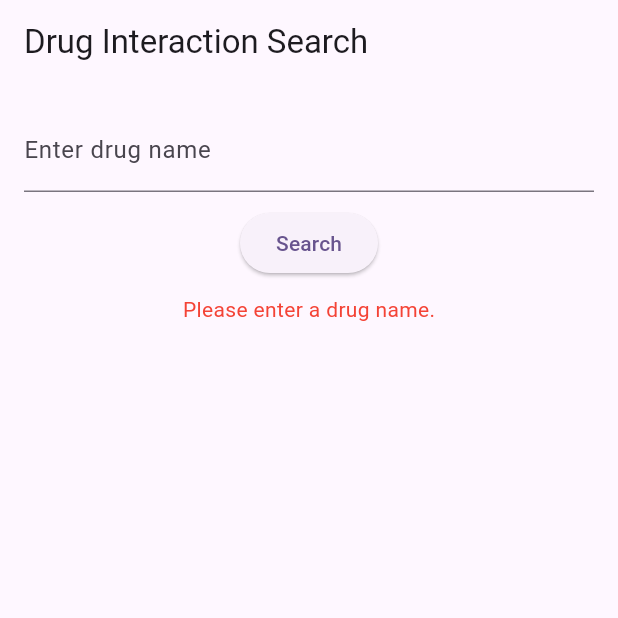
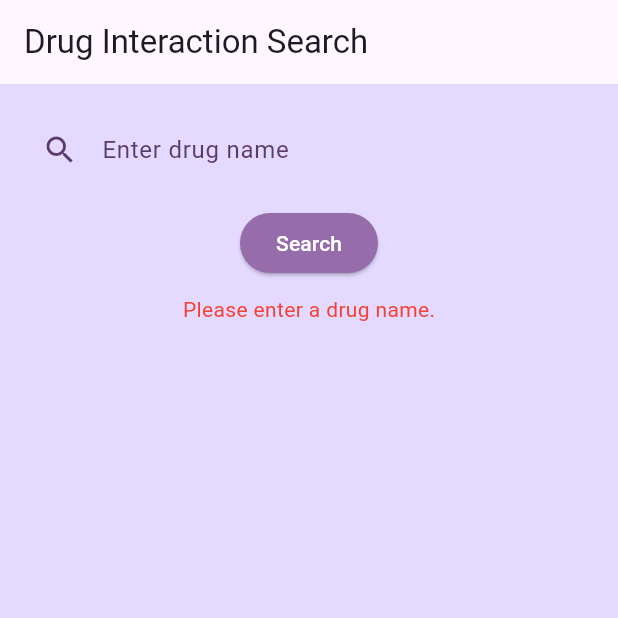
Before and after one commit to lolasanchezz/drugapp, a Flutter app: the screen it shows after launch, after a tap on "Search", on a phone screen of 412 x 824 dp, the top half of it. Run offline on Flutter 3.47's test engine with Material 3 defaults, Android fonts, the phone set to English and light mode, and no system bars; missing offline and left inert: google_gemini.

Commit message:
main: color background

```diff
--- a/lib/main.dart
+++ b/lib/main.dart
@@ -3,7 +3,6 @@
 import 'dart:convert';
 import 'package:google_gemini/google_gemini.dart';
 import 'package:collection/collection.dart';
-import 'package:flutter/material.dart';
 
 void main() {
   runApp(const MyApp());
@@ -17,7 +16,11 @@
     return MaterialApp(
       title: 'Drug Interaction App',
       theme: ThemeData(
-        colorScheme: ColorScheme.fromSeed(seedColor: Colors.deepPurple),
+        scaffoldBackgroundColor: const Color(0xFFE4D9FF), // Background color
+        colorScheme: ColorScheme.fromSeed(
+          seedColor: Colors.deepPurple,
+          primary: const Color(0xFF976CAB), // Button background color
+        ),
       ),
       home: const DrugInteractionSearch(),
     );
@@ -55,9 +58,8 @@
 
     try {
       final response = await http.get(
-        //put limit as 10 here - we can change later
         Uri.parse(
-          "https://api.fda.gov/drug/label.json?search=drug_interactions:${Uri.encodeComponent(drugName)}&limit=50",
+          "https://api.fda.gov/drug/label.json?search=drug_interactions:${Uri.encodeComponent(drugName)}&limit=10", // Limit set to 10
         ),
       );
 
@@ -83,9 +85,6 @@
   }
 
   Future<void> _gemSummary(description, index, name) async {
-    print("hello");
-    print(name);
-
     final gemini = GoogleGemini(
       apiKey: "AIzaSyClxB5j9KUQpD0ottj97ZLPmCxbqoErd4E",
     );
@@ -94,25 +93,16 @@
         .generateFromText(
           "Prompt: **DO NOT** USE SPECIAL MARKDOWN BOLDING CHARACTERS!!! not even ONE ASTERISK. Summarize the following in less-scientific terms ONLY in how it relates to $name, and mention the max dosage of the two drugs when taken together"
           "$description",
-
-           // FIXME query too long => returns http 200
         )
         .then(
-          (value) =>
-            setState(() {
-              var text = value.text.replaceAll(RegExp(r'\*'), '').replaceAll(RegExp(r'\*'), '-');;
-
-              _results[index]['drug_interactions'] = text;
-              print(value.text);
-              print(value.text.runtimeType);
-            }),
-
-        ).catchError((e)=>{
-          (e) => setState(() {
-            _results[index]['drug_interactions'] = Text(e);
-            print(e);
-          })
-        });
+          (value) => setState(() {
+            var text = value.text.replaceAll(RegExp(r'\*'), '').replaceAll(RegExp(r'\*'), '-');
+            _results[index]['drug_interactions'] = text;
+          }),
+        )
+        .catchError((e) => setState(() {
+          _results[index]['drug_interactions'] = Text(e);
+        }));
   }
 
   void _toggleDropdown(int index) {
@@ -131,12 +121,28 @@
           children: [
             TextField(
               controller: _controller,
-              decoration: const InputDecoration(labelText: 'Enter drug name'),
+              decoration: InputDecoration(
+                labelText: 'Enter drug name',
+                prefixIcon: Icon(Icons.search, color: const Color(0xFF5A3B69)), // Magnifying glass icon
+                labelStyle: TextStyle(color: const Color(0xFF5A3B69)), // Label color
+                enabledBorder: OutlineInputBorder(
+                  borderSide: BorderSide(color: const Color(0xFFE4D9FF), width: 1.0), // Border color when enabled
+                  borderRadius: BorderRadius.circular(8.0),
+                ),
+                focusedBorder: OutlineInputBorder(
+                  borderSide: BorderSide(color: const Color(0xFF5A3B69), width: 2.0), // Border color when focused
+                  borderRadius: BorderRadius.circular(8.0),
+                ),
+              ),
+              style: TextStyle(color: const Color(0xFF5A3B69)), // Text color
             ),
             const SizedBox(height: 10),
             ElevatedButton(
               onPressed: _loading ? null : _handleSearch,
-              child: Text(_loading ? 'Searching...' : 'Search'),
+              style: ElevatedButton.styleFrom(
+                backgroundColor: const Color(0xFF976CAB), // Button background color
+              ),
+              child: Text(_loading ? 'Searching...' : 'Search', style: TextStyle(color: Colors.white)), // Button text color
             ),
             if (_error != null) ...[
               const SizedBox(height: 10),
@@ -148,7 +154,6 @@
                 itemCount: _results.length,
                 itemBuilder: (context, index) {
                   final result = _results[index];
-                  print(result['drug_interactions'].runtimeType);
                   final brandNames =
                       result['spl_product_data_elements']?.join(', ') ??
                       'No brand name available';
@@ -164,8 +169,7 @@
                     child: Column(
                       children: [
                         ListTile(
-                          title: Text(brandNames),
-
+                          title: Text(brandNames, style: TextStyle(color: const Color(0xFF5A3B69))), // Text color
                           trailing: Icon(
                             _isExpanded[index]
                                 ? Icons.expand_less
@@ -179,11 +183,13 @@
                             child: Column(
                               children: [
                                 ElevatedButton(
-                                  onPressed:
-                                      () => _gemSummary(interactions, index, (_controller.text.trim())),
-                                  child: Text("summary"),
+                                  onPressed: () => _gemSummary(interactions, index, (_controller.text.trim())),
+                                  child: Text("Summary", style: TextStyle(color: Colors.white)), // Button text color
+                                  style: ElevatedButton.styleFrom(
+                                    backgroundColor: const Color(0xFF976CAB), // Button background color
+                                  ),
                                 ),
-                                Text(interactions),
+                                Text(interactions, style: TextStyle(color: const Color(0xFF5A3B69))), // Text color
                               ],
                             ),
                           ),
```
